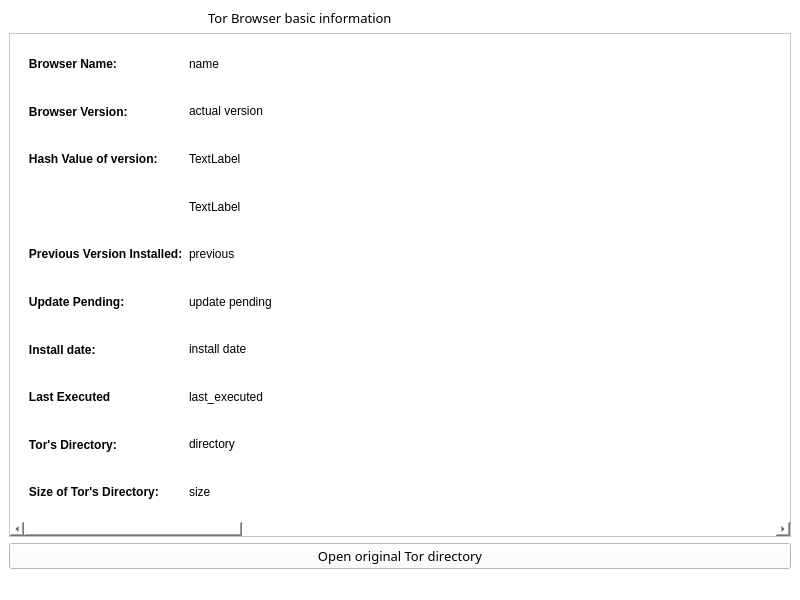
First picture: the form in frontend/infoWindow.ui, repository Herenot/Tor-Forensic-Manager-TFM-, before the edit.
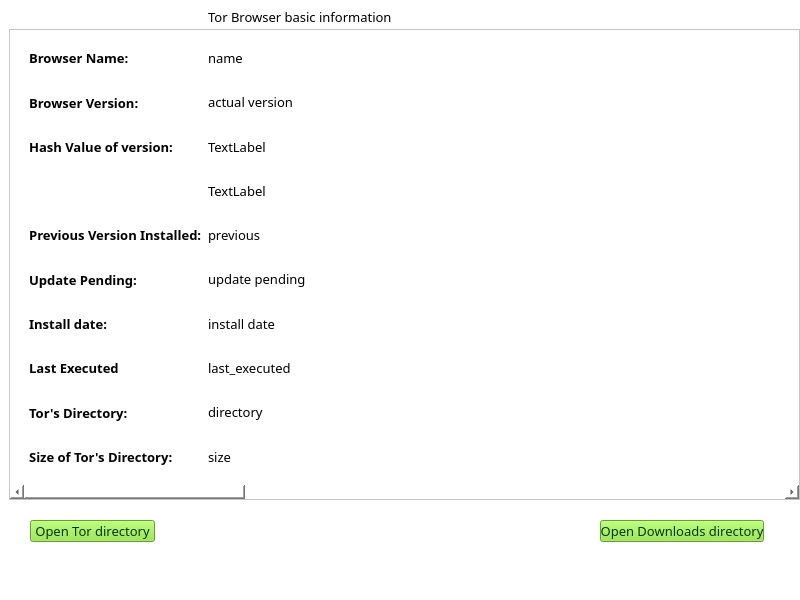
Second picture: the form after the edit. Icons and pictures are not drawn.

What changed in the file:
```diff
--- a/frontend/infoWindow.ui
+++ b/frontend/infoWindow.ui
@@ -41,9 +41,15 @@
    <string notr="true">background-color: rgb(255, 255, 255);</string>
   </property>
   <widget class="QWidget" name="centralwidget">
-   <layout class="QVBoxLayout" name="verticalLayout">
-    <item>
      <widget class="QLabel" name="label_2">
+    <property name="geometry">
+     <rect>
+      <x>9</x>
+      <y>9</y>
+      <width>572</width>
+      <height>16</height>
+     </rect>
+    </property>
       <property name="font">
        <font>
         <family>Ubuntu Mono</family>
@@ -54,19 +60,25 @@
        <string>                                                           Tor Browser basic information</string>
       </property>
      </widget>
-    </item>
-    <item>
      <widget class="QScrollArea" name="scrollArea">
+    <property name="geometry">
+     <rect>
+      <x>9</x>
+      <y>29</y>
+      <width>791</width>
+      <height>471</height>
+     </rect>
+    </property>
       <property name="widgetResizable">
        <bool>true</bool>
       </property>
       <widget class="QWidget" name="scrollAreaWidgetContents">
        <property name="geometry">
         <rect>
-         <x>0</x>
+       <x>-399</x>
          <y>0</y>
-         <width>2784</width>
-         <height>472</height>
+       <width>2735</width>
+       <height>455</height>
         </rect>
        </property>
        <layout class="QVBoxLayout" name="verticalLayout_2">
@@ -77,6 +89,12 @@
           </property>
           <item row="0" column="1">
            <widget class="QLabel" name="name_label">
+          <property name="font">
+           <font>
+            <family>Ubuntu Mono</family>
+            <pointsize>10</pointsize>
+           </font>
+          </property>
             <property name="text">
              <string>name</string>
             </property>
@@ -86,6 +104,8 @@
            <widget class="QLabel" name="label_3">
             <property name="font">
              <font>
+            <family>Ubuntu Mono</family>
+            <pointsize>10</pointsize>
               <weight>75</weight>
               <bold>true</bold>
              </font>
@@ -102,6 +122,8 @@
            <widget class="QLabel" name="label_9">
             <property name="font">
              <font>
+            <family>Ubuntu Mono</family>
+            <pointsize>10</pointsize>
               <weight>75</weight>
               <bold>true</bold>
              </font>
@@ -116,6 +138,12 @@
           </item>
           <item row="5" column="1">
            <widget class="QLabel" name="update_pending_label">
+          <property name="font">
+           <font>
+            <family>Ubuntu Mono</family>
+            <pointsize>10</pointsize>
+           </font>
+          </property>
             <property name="text">
              <string>update pending</string>
             </property>
@@ -128,6 +156,8 @@
            <widget class="QLabel" name="label_12">
             <property name="font">
              <font>
+            <family>Ubuntu Mono</family>
+            <pointsize>10</pointsize>
               <weight>75</weight>
               <bold>true</bold>
              </font>
@@ -142,6 +172,12 @@
           </item>
           <item row="4" column="1">
            <widget class="QLabel" name="previous_version_label">
+          <property name="font">
+           <font>
+            <family>Ubuntu Mono</family>
+            <pointsize>10</pointsize>
+           </font>
+          </property>
             <property name="text">
              <string>previous</string>
             </property>
@@ -152,6 +188,12 @@
           </item>
           <item row="14" column="1">
            <widget class="QLabel" name="size_label">
+          <property name="font">
+           <font>
+            <family>Ubuntu Mono</family>
+            <pointsize>10</pointsize>
+           </font>
+          </property>
             <property name="text">
              <string>size</string>
             </property>
@@ -164,6 +206,8 @@
            <widget class="QLabel" name="label">
             <property name="font">
              <font>
+            <family>Ubuntu Mono</family>
+            <pointsize>10</pointsize>
               <weight>75</weight>
               <bold>true</bold>
              </font>
@@ -180,7 +224,10 @@
            <widget class="QLabel" name="label_4">
             <property name="font">
              <font>
+            <family>Ubuntu Mono</family>
+            <pointsize>10</pointsize>
               <weight>75</weight>
+            <italic>false</italic>
               <bold>true</bold>
              </font>
             </property>
@@ -194,6 +241,12 @@
           </item>
           <item row="6" column="1">
            <widget class="QLabel" name="install_date_label">
+          <property name="font">
+           <font>
+            <family>Ubuntu Mono</family>
+            <pointsize>10</pointsize>
+           </font>
+          </property>
             <property name="text">
              <string>install date</string>
             </property>
@@ -206,6 +259,8 @@
            <widget class="QLabel" name="label_10">
             <property name="font">
              <font>
+            <family>Ubuntu Mono</family>
+            <pointsize>10</pointsize>
               <weight>75</weight>
               <bold>true</bold>
              </font>
@@ -222,6 +277,8 @@
            <widget class="QLabel" name="label_8">
             <property name="font">
              <font>
+            <family>Ubuntu Mono</family>
+            <pointsize>10</pointsize>
               <weight>75</weight>
               <bold>true</bold>
              </font>
@@ -238,6 +295,8 @@
            <widget class="QLabel" name="label_11">
             <property name="font">
              <font>
+            <family>Ubuntu Mono</family>
+            <pointsize>10</pointsize>
               <weight>75</weight>
               <bold>true</bold>
              </font>
@@ -254,6 +313,8 @@
            <widget class="QLabel" name="label_7">
             <property name="font">
              <font>
+            <family>Ubuntu Mono</family>
+            <pointsize>10</pointsize>
               <weight>75</weight>
               <bold>true</bold>
              </font>
@@ -271,6 +332,12 @@
           </item>
           <item row="7" column="1">
            <widget class="QLabel" name="last_execution_label">
+          <property name="font">
+           <font>
+            <family>Ubuntu Mono</family>
+            <pointsize>10</pointsize>
+           </font>
+          </property>
             <property name="text">
              <string>last_executed</string>
             </property>
@@ -293,6 +360,12 @@
               <height>16777215</height>
              </size>
             </property>
+          <property name="font">
+           <font>
+            <family>Ubuntu Mono</family>
+            <pointsize>10</pointsize>
+           </font>
+          </property>
             <property name="styleSheet">
              <string notr="true"/>
             </property>
@@ -308,7 +381,8 @@
            <widget class="QLabel" name="hash_label1">
             <property name="font">
              <font>
-              <pointsize>9</pointsize>
+            <family>Ubuntu Mono</family>
+            <pointsize>10</pointsize>
              </font>
             </property>
             <property name="text">
@@ -321,6 +395,12 @@
           </item>
           <item row="1" column="1">
            <widget class="QLabel" name="actual_version_label">
+          <property name="font">
+           <font>
+            <family>Ubuntu Mono</family>
+            <pointsize>10</pointsize>
+           </font>
+          </property>
             <property name="text">
              <string>actual version</string>
             </property>
@@ -333,7 +413,8 @@
            <widget class="QLabel" name="hash_label2">
             <property name="font">
              <font>
-              <pointsize>9</pointsize>
+            <family>Ubuntu Mono</family>
+            <pointsize>10</pointsize>
              </font>
             </property>
             <property name="text">
@@ -346,21 +427,66 @@
        </layout>
       </widget>
      </widget>
-    </item>
-    <item>
+   <widget class="QPushButton" name="open_download">
+    <property name="geometry">
+     <rect>
+      <x>600</x>
+      <y>520</y>
+      <width>164</width>
+      <height>22</height>
+     </rect>
+    </property>
+    <property name="maximumSize">
+     <size>
+      <width>300</width>
+      <height>16777215</height>
+     </size>
+    </property>
+    <property name="font">
+     <font>
+      <family>Ubuntu Mono</family>
+      <pointsize>10</pointsize>
+     </font>
+    </property>
+    <property name="styleSheet">
+     <string notr="true">background-color: rgb(138, 226, 52);
+color: rgb(3, 57, 5);
+border-color: rgb(78, 154, 6);</string>
+    </property>
+    <property name="text">
+     <string>Open Downloads directory</string>
+    </property>
+   </widget>
      <widget class="QPushButton" name="open_directory_button">
+    <property name="geometry">
+     <rect>
+      <x>30</x>
+      <y>520</y>
+      <width>125</width>
+      <height>22</height>
+     </rect>
+    </property>
+    <property name="maximumSize">
+     <size>
+      <width>300</width>
+      <height>16777215</height>
+     </size>
+    </property>
       <property name="font">
        <font>
         <family>Ubuntu Mono</family>
         <pointsize>10</pointsize>
        </font>
       </property>
+    <property name="styleSheet">
+     <string notr="true">background-color: rgb(138, 226, 52);
+color: rgb(3, 57, 5);
+border-color: rgb(78, 154, 6);</string>
+    </property>
       <property name="text">
-       <string>Open original Tor directory</string>
-      </property>
-     </widget>
-    </item>
-   </layout>
+     <string>Open Tor directory</string>
+    </property>
+   </widget>
   </widget>
   <widget class="QMenuBar" name="menubar">
    <property name="geometry">
```
Lines whose indentation alone changed are shown as unchanged.
